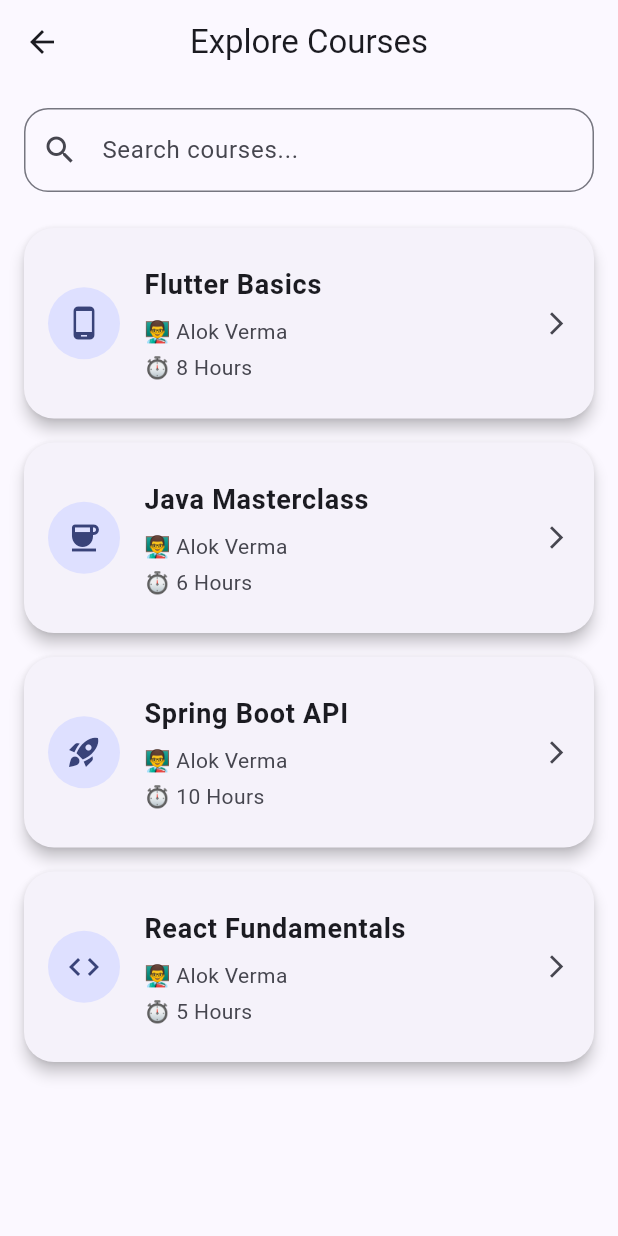
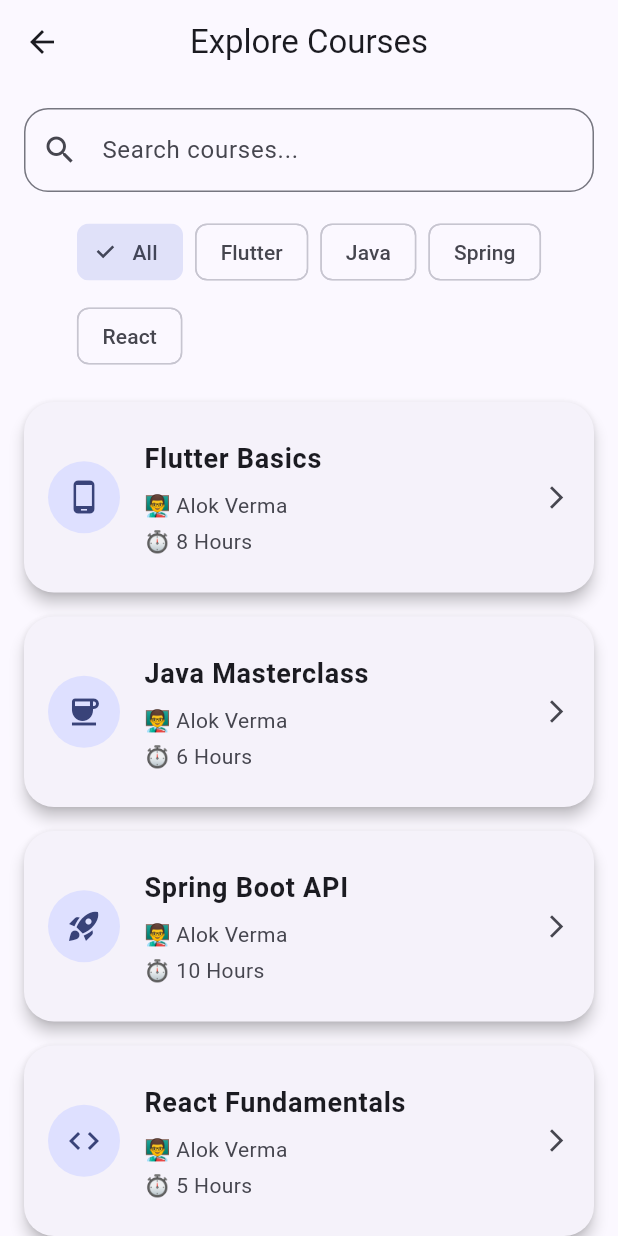
Before and after one commit to AlokXIO-Technologies/edutech, a Flutter app: the CoursesScreen screen opened directly, on a phone screen of 412 x 824 dp. Run offline on Flutter 3.47's test engine with Material 3 defaults, Android fonts, the light colour scheme and no system bars.

Commit message:
Add course category filters

```diff
--- a/lib/screens/courses_screen.dart
+++ b/lib/screens/courses_screen.dart
@@ -20,6 +20,10 @@ class _CoursesScreenState
 
   late List<Course> filteredCourses;
 
+  String selectedCategory = "All";
+
+  String searchQuery = "";
+
   @override
   void initState() {
     super.initState();
@@ -27,24 +31,88 @@ class _CoursesScreenState
     filteredCourses = allCourses;
   }
 
-  void searchCourses(String query) {
+  void applyFilters() {
 
-    setState(() {
+    List<Course> tempCourses =
+        allCourses;
 
-      filteredCourses =
-          allCourses.where((course) {
+    if (selectedCategory != "All") {
+
+      tempCourses =
+          tempCourses.where((course) {
 
             return course.title
                 .toLowerCase()
                 .contains(
-              query.toLowerCase(),
+              selectedCategory
+                  .toLowerCase(),
             );
 
           }).toList();
+    }
+
+    if (searchQuery.isNotEmpty) {
+
+      tempCourses =
+          tempCourses.where((course) {
+
+            return course.title
+                .toLowerCase()
+                .contains(
+              searchQuery
+                  .toLowerCase(),
+            );
+
+          }).toList();
+    }
+
+    setState(() {
+
+      filteredCourses = tempCourses;
+
     });
   }
 
-  IconData getCourseIcon(String title) {
+  void searchCourses(
+      String query,
+      ) {
+
+    searchQuery = query;
+
+    applyFilters();
+  }
+
+  void filterByCategory(
+      String category,
+      ) {
+
+    selectedCategory = category;
+
+    applyFilters();
+  }
+
+  Widget buildChip(
+      String label,
+      ) {
+
+    return ChoiceChip(
+
+      label: Text(label),
+
+      selected:
+      selectedCategory == label,
+
+      onSelected: (_) {
+
+        filterByCategory(label);
+
+      },
+    );
+  }
+
+  IconData getCourseIcon(
+      String title,
+      ) {
 
     if (title.contains("Flutter")) {
       return Icons.phone_android;
@@ -69,6 +137,7 @@ class _CoursesScreenState
   Widget build(BuildContext context) {
 
     return Scaffold(
+
       appBar: AppBar(
         title: const Text(
           "Explore Courses",
@@ -80,7 +149,9 @@ class _CoursesScreenState
         children: [
 
           Padding(
-            padding: const EdgeInsets.all(16),
+            padding: const EdgeInsets.all(
+              16,
+            ),
 
             child: TextField(
 
@@ -95,7 +166,9 @@ class _CoursesScreenState
                 "Search courses...",
 
                 prefixIcon:
-                const Icon(Icons.search),
+                const Icon(
+                  Icons.search,
+                ),
 
                 border:
                 OutlineInputBorder(
@@ -108,9 +181,39 @@ class _CoursesScreenState
             ),
           ),
 
+          Padding(
+            padding:
+            const EdgeInsets.symmetric(
+              horizontal: 16,
+            ),
+
+            child: Wrap(
+              spacing: 8,
+              runSpacing: 8,
+
+              children: [
+
+                buildChip("All"),
+
+                buildChip("Flutter"),
+
+                buildChip("Java"),
+
+                buildChip("Spring"),
+
+                buildChip("React"),
+              ],
+            ),
+          ),
+
+          const SizedBox(
+            height: 12,
+          ),
+
           Expanded(
 
-            child: filteredCourses.isEmpty
+            child:
+            filteredCourses.isEmpty
 
                 ? const Center(
               child: Text(
@@ -124,18 +227,24 @@ class _CoursesScreenState
                 : ListView.builder(
 
               padding:
-              const EdgeInsets.only(
+              const EdgeInsets
+                  .only(
                 bottom: 16,
               ),
 
               itemCount:
-              filteredCourses.length,
+              filteredCourses
+                  .length,
 
               itemBuilder:
-                  (context, index) {
+                  (
+                  context,
+                  index,
+                  ) {
 
                 final course =
-                filteredCourses[index];
+                filteredCourses[
+                index];
 
                 return Card(
 
@@ -161,7 +270,9 @@ class _CoursesScreenState
 
                     contentPadding:
                     const EdgeInsets
-                        .all(16),
+                        .all(
+                      16,
+                    ),
 
                     leading:
                     CircleAvatar(
@@ -196,7 +307,8 @@ class _CoursesScreenState
                         top: 8,
                       ),
 
-                      child: Column(
+                      child:
+                      Column(
 
                         crossAxisAlignment:
                         CrossAxisAlignment
@@ -237,7 +349,9 @@ class _CoursesScreenState
 
                         MaterialPageRoute(
                           builder:
-                              (context) =>
+                              (
+                              context,
+                              ) =>
                               CourseDetailScreen(
                                 course:
                                 course,
```
